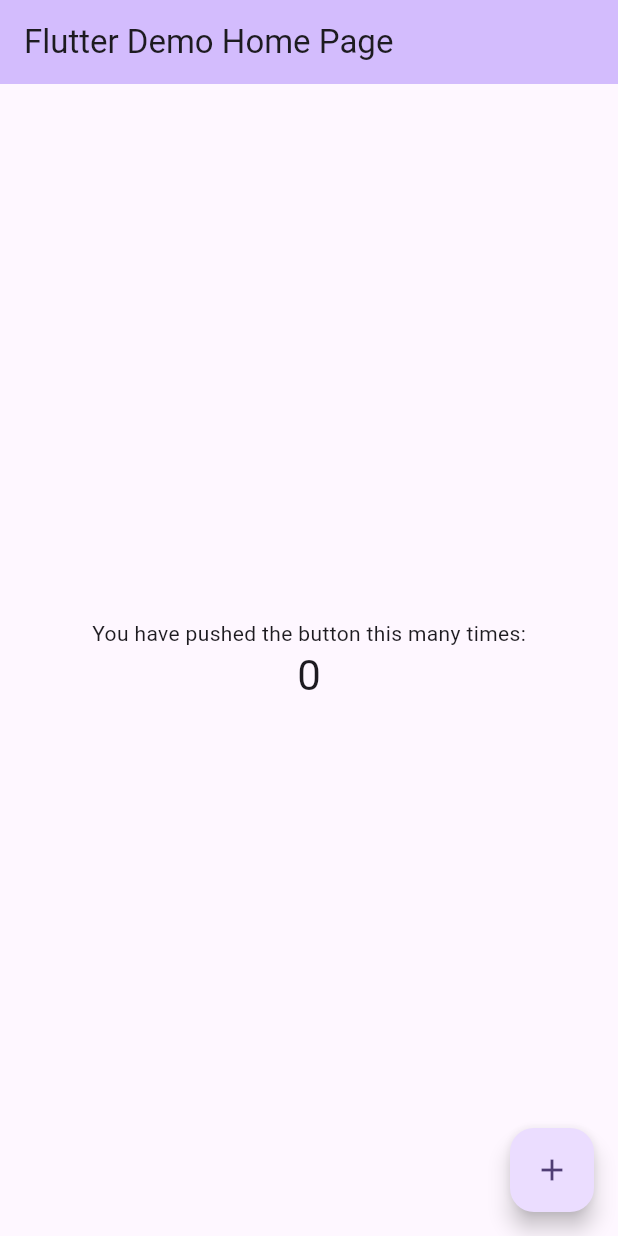
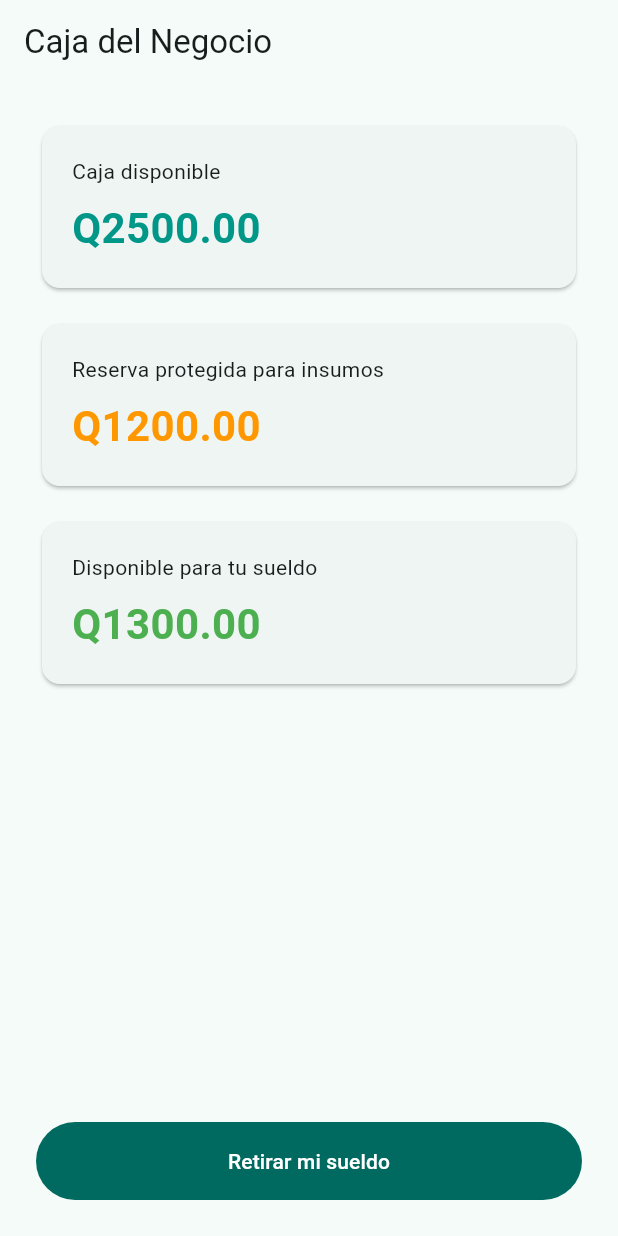
Before and after one commit to JosueVasque/pdm2026e-equipo-3-cajasegura, a Flutter app: the screen it shows after launch, on a phone screen of 412 x 824 dp. Run offline on Flutter 3.47's test engine with Material 3 defaults, Android fonts, the phone set to English and light mode, and no system bars.

Commit message:
Estructura de carpetas  y flujo de retiro seguro (#1)

```diff
--- /dev/null
+++ b/lib/data/repositorios/caja_repositorio.dart
@@ -0,0 +1,11 @@
+import '../../domain/modelos/caja.dart';
+
+class CajaRepositorio {
+  // Datos estáticos por ahora. A futuro: base de datos o API.
+  Caja obtenerCaja() {
+    return const Caja(
+      efectivoTotal: 2500,
+      reservaInsumos: 1200,
+    );
+  }
+}
--- /dev/null
+++ b/lib/domain/modelos/caja.dart
@@ -0,0 +1,14 @@
+import 'dart:math';
+
+class Caja {
+  final double efectivoTotal;
+  final double reservaInsumos;
+
+  const Caja({
+    required this.efectivoTotal,
+    required this.reservaInsumos,
+  });
+
+  /// Dinero que Maria puede retirar sin tocar la reserva.
+  double get disponibleParaSueldo => max(0, efectivoTotal - reservaInsumos);
+}
--- a/lib/main.dart
+++ b/lib/main.dart
@@ -1,122 +1,21 @@
 import 'package:flutter/material.dart';
+import 'presentation/pantallas/caja_negocio_screen.dart';
 
-void main() {
-  runApp(const MyApp());
-}
+void main() => runApp(const MiApp());
 
-class MyApp extends StatelessWidget {
-  const MyApp({super.key});
+class MiApp extends StatelessWidget {
+  const MiApp({super.key});
 
-  // This widget is the root of your application.
   @override
   Widget build(BuildContext context) {
     return MaterialApp(
-      title: 'Flutter Demo',
+      title: 'Caja Segura',
+      debugShowCheckedModeBanner: false,
       theme: ThemeData(
-        // This is the theme of your application.
-        //
-        // TRY THIS: Try running your application with "flutter run". You'll see
-        // the application has a purple toolbar. Then, without quitting the app,
-        // try changing the seedColor in the colorScheme below to Colors.green
-        // and then invoke "hot reload" (save your changes or press the "hot
-        // reload" button in a Flutter-supported IDE, or press "r" if you used
-        // the command line to start the app).
-        //
-        // Notice that the counter didn't reset back to zero; the application
-        // state is not lost during the reload. To reset the state, use hot
-        // restart instead.
-        //
-        // This works for code too, not just values: Most code changes can be
-        // tested with just a hot reload.
-        colorScheme: .fromSeed(seedColor: Colors.deepPurple),
+        colorSchemeSeed: Colors.teal,
+        useMaterial3: true,
       ),
-      home: const MyHomePage(title: 'Flutter Demo Home Page'),
+      home: const CajaNegocioScreen(),
     );
   }
 }
-
-class MyHomePage extends StatefulWidget {
-  const MyHomePage({super.key, required this.title});
-
-  // This widget is the home page of your application. It is stateful, meaning
-  // that it has a State object (defined below) that contains fields that affect
-  // how it looks.
-
-  // This class is the configuration for the state. It holds the values (in this
-  // case the title) provided by the parent (in this case the App widget) and
-  // used by the build method of the State. Fields in a Widget subclass are
-  // always marked "final".
-
-  final String title;
-
-  @override
-  State<MyHomePage> createState() => _MyHomePageState();
-}
-
-class _MyHomePageState extends State<MyHomePage> {
-  int _counter = 0;
-
-  void _incrementCounter() {
-    setState(() {
-      // This call to setState tells the Flutter framework that something has
-      // changed in this State, which causes it to rerun the build method below
-      // so that the display can reflect the updated values. If we changed
-      // _counter without calling setState(), then the build method would not be
-      // called again, and so nothing would appear to happen.
-      _counter++;
-    });
-  }
-
-  @override
-  Widget build(BuildContext context) {
-    // This method is rerun every time setState is called, for instance as done
-    // by the _incrementCounter method above.
-    //
-    // The Flutter framework has been optimized to make rerunning build methods
-    // fast, so that you can just rebuild anything that needs updating rather
-    // than having to individually change instances of widgets.
-    return Scaffold(
-      appBar: AppBar(
-        // TRY THIS: Try changing the color here to a specific color (to
-        // Colors.amber, perhaps?) and trigger a hot reload to see the AppBar
-        // change color while the other colors stay the same.
-        backgroundColor: Theme.of(context).colorScheme.inversePrimary,
-        // Here we take the value from the MyHomePage object that was created by
-        // the App.build method, and use it to set our appbar title.
-        title: Text(widget.title),
-      ),
-      body: Center(
-        // Center is a layout widget. It takes a single child and positions it
-        // in the middle of the parent.
-        child: Column(
-          // Column is also a layout widget. It takes a list of children and
-          // arranges them vertically. By default, it sizes itself to fit its
-          // children horizontally, and tries to be as tall as its parent.
-          //
-          // Column has various properties to control how it sizes itself and
-          // how it positions its children. Here we use mainAxisAlignment to
-          // center the children vertically; the main axis here is the vertical
-          // axis because Columns are vertical (the cross axis would be
-          // horizontal).
-          //
-          // TRY THIS: Invoke "debug painting" (choose the "Toggle Debug Paint"
-          // action in the IDE, or press "p" in the console), to see the
-          // wireframe for each widget.
-          mainAxisAlignment: .center,
-          children: [
-            const Text('You have pushed the button this many times:'),
-            Text(
-              '$_counter',
-              style: Theme.of(context).textTheme.headlineMedium,
-            ),
-          ],
-        ),
-      ),
-      floatingActionButton: FloatingActionButton(
-        onPressed: _incrementCounter,
-        tooltip: 'Increment',
-        child: const Icon(Icons.add),
-      ),
-    );
-  }
-}
--- /dev/null
+++ b/lib/presentation/pantallas/caja_negocio_screen.dart
@@ -0,0 +1,92 @@
+import 'package:flutter/material.dart';
+import '../../data/repositorios/caja_repositorio.dart';
+import 'retiro_personal_screen.dart';
+
+class CajaNegocioScreen extends StatelessWidget {
+  const CajaNegocioScreen({super.key});
+
+  @override
+  Widget build(BuildContext context) {
+    final caja = CajaRepositorio().obtenerCaja();
+
+    return Scaffold(
+      appBar: AppBar(title: const Text('Caja del Negocio')),
+      body: Padding(
+        padding: const EdgeInsets.all(24),
+        child: Column(
+          crossAxisAlignment: CrossAxisAlignment.stretch,
+          children: [
+            _TarjetaMonto(
+              titulo: 'Caja disponible',
+              monto: caja.efectivoTotal,
+              color: Colors.teal,
+            ),
+            const SizedBox(height: 16),
+            _TarjetaMonto(
+              titulo: 'Reserva protegida para insumos',
+              monto: caja.reservaInsumos,
+              color: Colors.orange,
+            ),
+            const SizedBox(height: 16),
+            _TarjetaMonto(
+              titulo: 'Disponible para tu sueldo',
+              monto: caja.disponibleParaSueldo,
+              color: Colors.green,
+            ),
+            const Spacer(),
+            FilledButton(
+              style: FilledButton.styleFrom(
+                padding: const EdgeInsets.symmetric(vertical: 16),
+              ),
+              onPressed: () {
+                Navigator.push(
+                  context,
+                  MaterialPageRoute(
+                    builder: (_) => RetiroPersonalScreen(caja: caja),
+                  ),
+                );
+              },
+              child: const Text('Retirar mi sueldo'),
+            ),
+          ],
+        ),
+      ),
+    );
+  }
+}
+
+class _TarjetaMonto extends StatelessWidget {
+  final String titulo;
+  final double monto;
+  final Color color;
+
+  const _TarjetaMonto({
+    required this.titulo,
+    required this.monto,
+    required this.color,
+  });
+
+  @override
+  Widget build(BuildContext context) {
+    return Card(
+      child: Padding(
+        padding: const EdgeInsets.all(20),
+        child: Column(
+          crossAxisAlignment: CrossAxisAlignment.start,
+          children: [
+            Text(titulo, style: Theme.of(context).textTheme.bodyMedium),
+            const SizedBox(height: 8),
+            Text(
+              'Q${monto.toStringAsFixed(2)}',
+              style: TextStyle(
+                fontSize: 28,
+                fontWeight: FontWeight.bold,
+                color: color,
+              ),
+            ),
+          ],
+        ),
+      ),
+    );
+  }
+}
```
Also changed, not shown: lib/domain/casos_uso/verificar_retiro_seguro.dart (added, +29 -0 lines), lib/presentation/pantallas/impacto_caja_screen.dart (added, +96 -0 lines), lib/presentation/pantallas/retiro_personal_screen.dart (added, +84 -0 lines).
